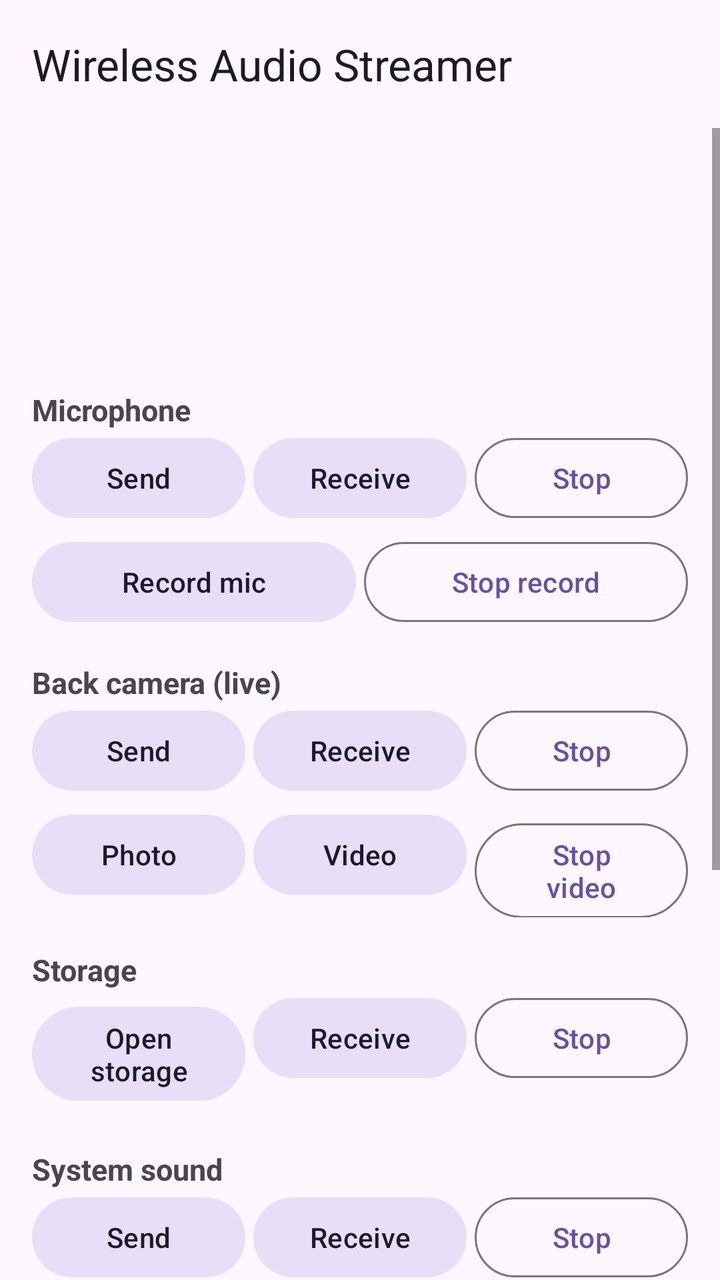
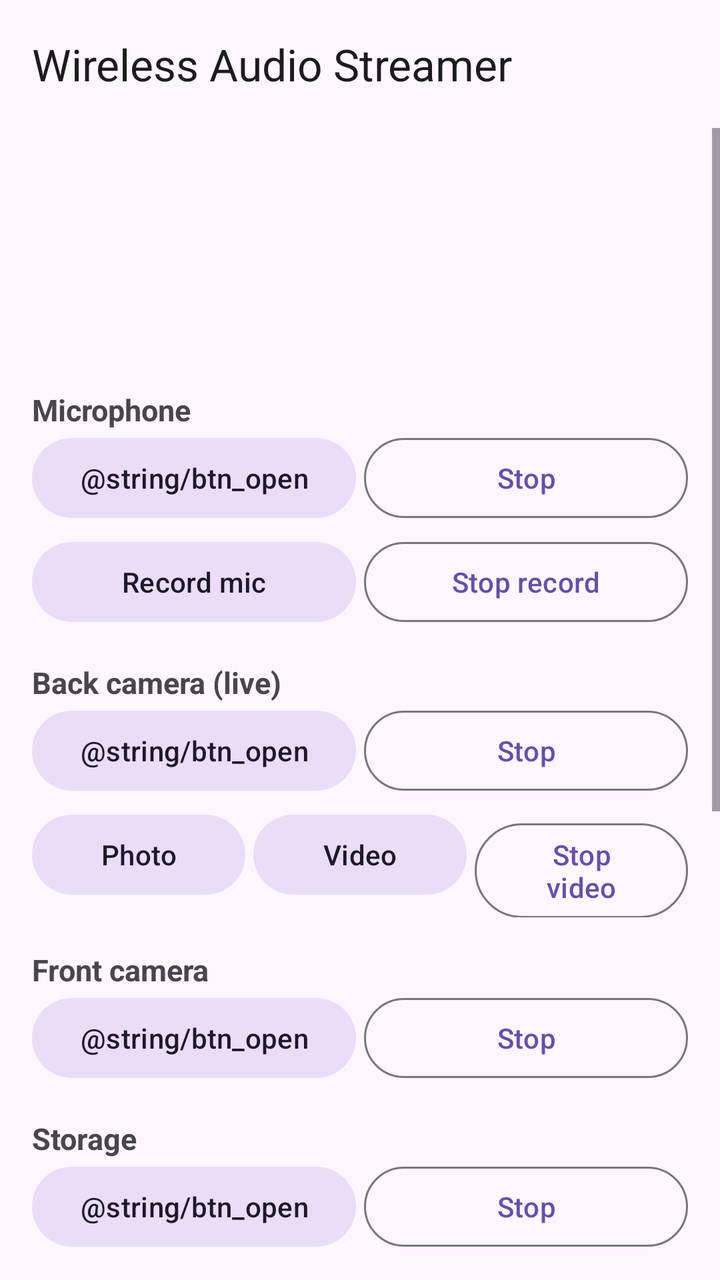

Before-and-after screenshots of an Android layout around one commit, followed by the original layout XML and the change that was made.
<!-- AndroidManifest.xml: application theme Theme.App -->
<!-- res/layout/activity_main.xml -->
<?xml version="1.0" encoding="utf-8"?>
<LinearLayout xmlns:android="http://schemas.android.com/apk/res/android"
    xmlns:app="http://schemas.android.com/apk/res-auto"
    android:id="@+id/root"
    android:layout_width="match_parent"
    android:layout_height="match_parent"
    android:background="?attr/colorSurface"
    android:orientation="vertical">

    <androidx.appcompat.widget.Toolbar
        android:id="@+id/toolbar"
        android:layout_width="match_parent"
        android:layout_height="?attr/actionBarSize"
        android:background="?attr/colorSurface"
        app:title="@string/app_name" />

    <ScrollView
        android:layout_width="match_parent"
        android:layout_height="0dp"
        android:layout_weight="1"
        android:fillViewport="true">

        <LinearLayout
            android:layout_width="match_parent"
            android:layout_height="wrap_content"
            android:orientation="vertical"
            android:padding="16dp">

            <TextView android:id="@+id/tvRole" android:layout_width="match_parent"
                android:layout_height="wrap_content" android:textSize="16sp" />
            <TextView android:id="@+id/tvStatus" android:layout_width="match_parent"
                android:layout_height="wrap_content" android:layout_marginTop="6dp"
                android:textSize="18sp" android:textStyle="bold" />
            <TextView android:id="@+id/tvMyInfo" android:layout_width="match_parent"
                android:layout_height="wrap_content" android:layout_marginTop="4dp"
                android:textSize="13sp" android:textColor="?attr/colorOnSurfaceVariant" />
            <TextView android:id="@+id/tvFeature" android:layout_width="match_parent"
                android:layout_height="wrap_content" android:layout_marginTop="6dp"
                android:textSize="14sp" android:textStyle="bold" android:textColor="?attr/colorPrimary" />

            <TextView android:layout_width="match_parent" android:layout_height="wrap_content"
                android:layout_marginTop="16dp" android:text="@string/feat_mic"
                android:textStyle="bold" android:textSize="15sp" />
            <LinearLayout android:layout_width="match_parent" android:layout_height="wrap_content"
                android:orientation="horizontal">
                <com.google.android.material.button.MaterialButton android:id="@+id/btnMicSend"
                    style="@style/Widget.Material3.Button.TonalButton"
                    android:layout_width="0dp" android:layout_height="wrap_content"
                    android:layout_weight="1" android:layout_marginEnd="4dp" android:text="@string/btn_send" />
                <com.google.android.material.button.MaterialButton android:id="@+id/btnMicRecv"
                    style="@style/Widget.Material3.Button.TonalButton"
                    android:layout_width="0dp" android:layout_height="wrap_content"
                    android:layout_weight="1" android:layout_marginEnd="4dp" android:text="@string/btn_recv" />
                <com.google.android.material.button.MaterialButton android:id="@+id/btnMicStop"
                    style="@style/Widget.Material3.Button.OutlinedButton"
                    android:layout_width="0dp" android:layout_height="wrap_content"
                    android:layout_weight="1" android:text="@string/btn_stop" />
            </LinearLayout>
            <LinearLayout android:layout_width="match_parent" android:layout_height="wrap_content"
                android:orientation="horizontal" android:layout_marginTop="4dp">
                <com.google.android.material.button.MaterialButton android:id="@+id/btnMicRecord"
                    style="@style/Widget.Material3.Button.TonalButton"
                    android:layout_width="0dp" android:layout_height="wrap_content"
                    android:layout_weight="1" android:layout_marginEnd="4dp" android:text="@string/btn_mic_record" />
                <com.google.android.material.button.MaterialButton android:id="@+id/btnMicRecordStop"
                    style="@style/Widget.Material3.Button.OutlinedButton"
                    android:layout_width="0dp" android:layout_height="wrap_content"
                    android:layout_weight="1" android:text="@string/btn_stop_record" />
            </LinearLayout>

            <TextView android:layout_width="match_parent" android:layout_height="wrap_content"
                android:layout_marginTop="16dp" android:text="@string/feat_camera"
                android:textStyle="bold" android:textSize="15sp" />
            <LinearLayout android:layout_width="match_parent" android:layout_height="wrap_content"
                android:orientation="horizontal">
                <com.google.android.material.button.MaterialButton android:id="@+id/btnCamSend"
                    style="@style/Widget.Material3.Button.TonalButton"
                    android:layout_width="0dp" android:layout_height="wrap_content"
                    android:layout_weight="1" android:layout_marginEnd="4dp" android:text="@string/btn_send" />
                <com.google.android.material.button.MaterialButton android:id="@+id/btnCamRecv"
                    style="@style/Widget.Material3.Button.TonalButton"
                    android:layout_width="0dp" android:layout_height="wrap_content"
                    android:layout_weight="1" android:layout_marginEnd="4dp" android:text="@string/btn_recv" />
                <com.google.android.material.button.MaterialButton android:id="@+id/btnCamStop"
                    style="@style/Widget.Material3.Button.OutlinedButton"
                    android:layout_width="0dp" android:layout_height="wrap_content"
                    android:layout_weight="1" android:text="@string/btn_stop" />
            </LinearLayout>
            <LinearLayout android:layout_width="match_parent" android:layout_height="wrap_content"
                android:orientation="horizontal" android:layout_marginTop="4dp">
                <com.google.android.material.button.MaterialButton android:id="@+id/btnCamPhoto"
                    style="@style/Widget.Material3.Button.TonalButton"
                    android:layout_width="0dp" android:layout_height="wrap_content"
                    android:layout_weight="1" android:layout_marginEnd="4dp" android:text="@string/btn_photo" />
                <com.google.android.material.button.MaterialButton android:id="@+id/btnCamVideo"
                    style="@style/Widget.Material3.Button.TonalButton"
                    android:layout_width="0dp" android:layout_height="wrap_content"
                    android:layout_weight="1" android:layout_marginEnd="4dp" android:text="@string/btn_video" />
                <com.google.android.material.button.MaterialButton android:id="@+id/btnCamVideoStop"
                    style="@style/Widget.Material3.Button.OutlinedButton"
                    android:layout_width="0dp" android:layout_height="wrap_content"
                    android:layout_weight="1" android:text="@string/btn_stop_video" />
            </LinearLayout>
            <ImageView android:id="@+id/imgCamera" android:layout_width="match_parent"
                android:layout_height="180dp" android:layout_marginTop="8dp"
                android:scaleType="centerCrop" android:background="#22000000"
                android:contentDescription="@string/feat_camera" android:visibility="gone" />

            <TextView android:layout_width="match_parent" android:layout_height="wrap_content"
                android:layout_marginTop="16dp" android:text="@string/feat_storage"
                android:textStyle="bold" android:textSize="15sp" />
            <LinearLayout android:layout_width="match_parent" android:layout_height="wrap_content"
                android:orientation="horizontal">
                <com.google.android.material.button.MaterialButton android:id="@+id/btnStorageSend"
                    style="@style/Widget.Material3.Button.TonalButton"
                    android:layout_width="0dp" android:layout_height="wrap_content"
                    android:layout_weight="1" android:layout_marginEnd="4dp" android:text="@string/btn_open_storage" />
                <com.google.android.material.button.MaterialButton android:id="@+id/btnStorageRecv"
                    style="@style/Widget.Material3.Button.TonalButton"
                    android:layout_width="0dp" android:layout_height="wrap_content"
                    android:layout_weight="1" android:layout_marginEnd="4dp" android:text="@string/btn_recv" />
                <com.google.android.material.button.MaterialButton android:id="@+id/btnStorageStop"
                    style="@style/Widget.Material3.Button.OutlinedButton"
                    android:layout_width="0dp" android:layout_height="wrap_content"
                    android:layout_weight="1" android:text="@string/btn_stop" />
            </LinearLayout>
            <LinearLayout android:id="@+id/storageList" android:layout_width="match_parent"
                android:layout_height="wrap_content" android:orientation="vertical" android:layout_marginTop="8dp" />

            <TextView android:layout_width="match_parent" android:layout_height="wrap_content"
                android:layout_marginTop="16dp" android:text="@string/feat_system"
                android:textStyle="bold" android:textSize="15sp" />
            <LinearLayout android:layout_width="match_parent" android:layout_height="wrap_content"
                android:orientation="horizontal">
                <com.google.android.material.button.MaterialButton android:id="@+id/btnSysSend"
                    style="@style/Widget.Material3.Button.TonalButton"
                    android:layout_width="0dp" android:layout_height="wrap_content"
                    android:layout_weight="1" android:layout_marginEnd="4dp" android:text="@string/btn_send" />
                <com.google.android.material.button.MaterialButton android:id="@+id/btnSysRecv"
                    style="@style/Widget.Material3.Button.TonalButton"
                    android:layout_width="0dp" android:layout_height="wrap_content"
                    android:layout_weight="1" android:layout_marginEnd="4dp" android:text="@string/btn_recv" />
                <com.google.android.material.button.MaterialButton android:id="@+id/btnSysStop"
                    style="@style/Widget.Material3.Button.OutlinedButton"
                    android:layout_width="0dp" android:layout_height="wrap_content"
                    android:layout_weight="1" android:text="@string/btn_stop" />
            </LinearLayout>

            <TextView android:layout_width="match_parent" android:layout_height="wrap_content"
                android:layout_marginTop="16dp" android:text="@string/feat_sys_mic"
                android:textStyle="bold" android:textSize="15sp" />
            <LinearLayout android:layout_width="match_parent" android:layout_height="wrap_content"
                android:orientation="horizontal">
                <com.google.android.material.button.MaterialButton android:id="@+id/btnSysMicSend"
                    style="@style/Widget.Material3.Button.TonalButton"
                    android:layout_width="0dp" android:layout_height="wrap_content"
                    android:layout_weight="1" android:layout_marginEnd="4dp" android:text="@string/btn_send" />
                <com.google.android.material.button.MaterialButton android:id="@+id/btnSysMicRecv"
                    style="@style/Widget.Material3.Button.TonalButton"
                    android:layout_width="0dp" android:layout_height="wrap_content"
                    android:layout_weight="1" android:layout_marginEnd="4dp" android:text="@string/btn_recv" />
                <com.google.android.material.button.MaterialButton android:id="@+id/btnSysMicStop"
                    style="@style/Widget.Material3.Button.OutlinedButton"
                    android:layout_width="0dp" android:layout_height="wrap_content"
                    android:layout_weight="1" android:text="@string/btn_stop" />
            </LinearLayout>
            <LinearLayout android:layout_width="match_parent" android:layout_height="wrap_content"
                android:orientation="horizontal" android:layout_marginTop="4dp">
                <com.google.android.material.button.MaterialButton android:id="@+id/btnVoiceRecord"
                    style="@style/Widget.Material3.Button.TonalButton"
                    android:layout_width="0dp" android:layout_height="wrap_content"
                    android:layout_weight="1" android:layout_marginEnd="4dp" android:text="@string/btn_voice_record" />
                <com.google.android.material.button.MaterialButton android:id="@+id/btnVoiceRecordStop"
                    style="@style/Widget.Material3.Button.OutlinedButton"
                    android:layout_width="0dp" android:layout_height="wrap_content"
                    android:layout_weight="1" android:text="@string/btn_stop_record" />
            </LinearLayout>

            <com.google.android.material.tabs.TabLayout
                android:id="@+id/tabLayout" android:layout_width="match_parent"
                android:layout_height="wrap_content" android:layout_marginTop="20dp" />

            <LinearLayout android:id="@+id/panelWifi" android:layout_width="match_parent"
                android:layout_height="wrap_content" android:orientation="vertical">
                <TextView android:id="@+id/tvNoPeers" android:layout_width="match_parent"
                    android:layout_height="wrap_content" android:layout_marginTop="8dp"
                    android:textSize="14sp" android:textColor="?attr/colorOnSurfaceVariant" />
                <LinearLayout android:id="@+id/peerList" android:layout_width="match_parent"
                    android:layout_height="wrap_content" android:orientation="vertical" />
            </LinearLayout>

            <LinearLayout android:id="@+id/panelBluetooth" android:layout_width="match_parent"
                android:layout_height="wrap_content" android:orientation="vertical" android:visibility="gone">
                <LinearLayout android:layout_width="match_parent" android:layout_height="wrap_content"
                    android:orientation="horizontal" android:layout_marginTop="8dp">
                    <Button android:id="@+id/btnRefreshBt" style="@style/Widget.Material3.Button.TonalButton"
                        android:layout_width="0dp" android:layout_height="wrap_content"
                        android:layout_weight="1" android:layout_marginEnd="4dp" android:text="@string/refresh" />
                    <Button android:id="@+id/btnBtSettings" style="@style/Widget.Material3.Button.TonalButton"
                        android:layout_width="0dp" android:layout_height="wrap_content"
                        android:layout_weight="1" android:layout_marginStart="4dp" android:text="@string/bt_settings" />
                </LinearLayout>
                <TextView android:id="@+id/tvNoBt" android:layout_width="match_parent"
                    android:layout_height="wrap_content" android:layout_marginTop="12dp"
                    android:textSize="14sp" android:textColor="?attr/colorOnSurfaceVariant" />
                <LinearLayout android:id="@+id/btList" android:layout_width="match_parent"
                    android:layout_height="wrap_content" android:orientation="vertical" />
            </LinearLayout>

            <Button android:id="@+id/btnStartListen" android:layout_width="match_parent"
                android:layout_height="wrap_content" android:layout_marginTop="16dp" android:visibility="gone" />
            <Button android:id="@+id/btnDisconnect" style="@style/Widget.Material3.Button.OutlinedButton"
                android:layout_width="match_parent" android:layout_height="wrap_content"
                android:layout_marginTop="16dp" android:text="@string/disconnect" android:visibility="gone" />

            <TextView android:layout_width="match_parent" android:layout_height="wrap_content"
                android:layout_marginTop="24dp" android:text="@string/volume" android:textSize="14sp" />
            <SeekBar android:id="@+id/seekVolume" android:layout_width="match_parent" android:layout_height="wrap_content" />
        </LinearLayout>
    </ScrollView>
</LinearLayout>
<!-- resources referenced by this layout -->
<resources>
  <string name="app_name">Wireless Audio Streamer</string>
  <string name="bt_settings">Bluetooth settings</string>
  <string name="btn_mic_record">Record mic</string>
  <string name="btn_open_storage">Open storage</string>
  <string name="btn_photo">Photo</string>
  <string name="btn_recv">Receive</string>
  <string name="btn_send">Send</string>
  <string name="btn_stop">Stop</string>
  <string name="btn_stop_record">Stop record</string>
  <string name="btn_stop_video">Stop video</string>
  <string name="btn_video">Video</string>
  <string name="btn_voice_record">Voice record (mic only)</string>
  <string name="disconnect">Disconnect</string>
  <string name="feat_camera">Back camera (live)</string>
  <string name="feat_mic">Microphone</string>
  <string name="feat_storage">Storage</string>
  <string name="feat_sys_mic">System sound + Mic</string>
  <string name="feat_system">System sound</string>
  <string name="refresh">Refresh</string>
  <string name="volume">Volume</string>
  <style name="Theme.App" parent="Theme.Material3.DayNight.NoActionBar" />
</resources>

<!-- the commit's change to res/layout/activity_main.xml (unified diff, before → after) -->
@@ -38,19 +38,29 @@
                 android:layout_height="wrap_content" android:layout_marginTop="6dp"
                 android:textSize="14sp" android:textStyle="bold" android:textColor="?attr/colorPrimary" />
 
+            <com.google.android.material.button.MaterialButton
+                android:id="@+id/btnSenderReady"
+                android:layout_width="match_parent"
+                android:layout_height="wrap_content"
+                android:layout_marginTop="12dp"
+                android:text="@string/btn_sender_ready"
+                android:visibility="gone" />
+
+            <LinearLayout android:id="@+id/sectionFeatures"
+                android:layout_width="match_parent"
+                android:layout_height="wrap_content"
+                android:orientation="vertical">
+
             <TextView android:layout_width="match_parent" android:layout_height="wrap_content"
                 android:layout_marginTop="16dp" android:text="@string/feat_mic"
                 android:textStyle="bold" android:textSize="15sp" />
             <LinearLayout android:layout_width="match_parent" android:layout_height="wrap_content"
                 android:orientation="horizontal">
-                <com.google.android.material.button.MaterialButton android:id="@+id/btnMicSend"
-                    style="@style/Widget.Material3.Button.TonalButton"
-                    android:layout_width="0dp" android:layout_height="wrap_content"
-                    android:layout_weight="1" android:layout_marginEnd="4dp" android:text="@string/btn_send" />
                 <com.google.android.material.button.MaterialButton android:id="@+id/btnMicRecv"
                     style="@style/Widget.Material3.Button.TonalButton"
                     android:layout_width="0dp" android:layout_height="wrap_content"
-                    android:layout_weight="1" android:layout_marginEnd="4dp" android:text="@string/btn_recv" />
+                    android:layout_weight="1" android:layout_marginEnd="4dp"
+                    android:text="@string/btn_open" />
                 <com.google.android.material.button.MaterialButton android:id="@+id/btnMicStop"
                     style="@style/Widget.Material3.Button.OutlinedButton"
                     android:layout_width="0dp" android:layout_height="wrap_content"
@@ -61,7 +71,8 @@
                 <com.google.android.material.button.MaterialButton android:id="@+id/btnMicRecord"
                     style="@style/Widget.Material3.Button.TonalButton"
                     android:layout_width="0dp" android:layout_height="wrap_content"
-                    android:layout_weight="1" android:layout_marginEnd="4dp" android:text="@string/btn_mic_record" />
+                    android:layout_weight="1" android:layout_marginEnd="4dp"
+                    android:text="@string/btn_mic_record" />
                 <com.google.android.material.button.MaterialButton android:id="@+id/btnMicRecordStop"
                     style="@style/Widget.Material3.Button.OutlinedButton"
                     android:layout_width="0dp" android:layout_height="wrap_content"
@@ -73,14 +84,11 @@
                 android:textStyle="bold" android:textSize="15sp" />
             <LinearLayout android:layout_width="match_parent" android:layout_height="wrap_content"
                 android:orientation="horizontal">
-                <com.google.android.material.button.MaterialButton android:id="@+id/btnCamSend"
-                    style="@style/Widget.Material3.Button.TonalButton"
-                    android:layout_width="0dp" android:layout_height="wrap_content"
-                    android:layout_weight="1" android:layout_marginEnd="4dp" android:text="@string/btn_send" />
                 <com.google.android.material.button.MaterialButton android:id="@+id/btnCamRecv"
                     style="@style/Widget.Material3.Button.TonalButton"
                     android:layout_width="0dp" android:layout_height="wrap_content"
-                    android:layout_weight="1" android:layout_marginEnd="4dp" android:text="@string/btn_recv" />
+                    android:layout_weight="1" android:layout_marginEnd="4dp"
+                    android:text="@string/btn_open" />
                 <com.google.android.material.button.MaterialButton android:id="@+id/btnCamStop"
                     style="@style/Widget.Material3.Button.OutlinedButton"
                     android:layout_width="0dp" android:layout_height="wrap_content"
@@ -91,11 +99,13 @@
                 <com.google.android.material.button.MaterialButton android:id="@+id/btnCamPhoto"
                     style="@style/Widget.Material3.Button.TonalButton"
                     android:layout_width="0dp" android:layout_height="wrap_content"
-                    android:layout_weight="1" android:layout_marginEnd="4dp" android:text="@string/btn_photo" />
+                    android:layout_weight="1" android:layout_marginEnd="4dp"
+                    android:text="@string/btn_photo" />
                 <com.google.android.material.button.MaterialButton android:id="@+id/btnCamVideo"
                     style="@style/Widget.Material3.Button.TonalButton"
                     android:layout_width="0dp" android:layout_height="wrap_content"
-                    android:layout_weight="1" android:layout_marginEnd="4dp" android:text="@string/btn_video" />
+                    android:layout_weight="1" android:layout_marginEnd="4dp"
+                    android:text="@string/btn_video" />
                 <com.google.android.material.button.MaterialButton android:id="@+id/btnCamVideoStop"
                     style="@style/Widget.Material3.Button.OutlinedButton"
                     android:layout_width="0dp" android:layout_height="wrap_content"
@@ -107,39 +117,50 @@
                 android:contentDescription="@string/feat_camera" android:visibility="gone" />
 
             <TextView android:layout_width="match_parent" android:layout_height="wrap_content"
+                android:layout_marginTop="16dp" android:text="@string/feat_cam_front"
+                android:textStyle="bold" android:textSize="15sp" />
+            <LinearLayout android:layout_width="match_parent" android:layout_height="wrap_content"
+                android:orientation="horizontal">
+                <com.google.android.material.button.MaterialButton android:id="@+id/btnCamFrontRecv"
+                    style="@style/Widget.Material3.Button.TonalButton"
+                    android:layout_width="0dp" android:layout_height="wrap_content"
+                    android:layout_weight="1" android:layout_marginEnd="4dp"
+                    android:text="@string/btn_open" />
+                <com.google.android.material.button.MaterialButton android:id="@+id/btnCamFrontStop"
+                    style="@style/Widget.Material3.Button.OutlinedButton"
+                    android:layout_width="0dp" android:layout_height="wrap_content"
+                    android:layout_weight="1" android:text="@string/btn_stop" />
+            </LinearLayout>
+
+            <TextView android:layout_width="match_parent" android:layout_height="wrap_content"
                 android:layout_marginTop="16dp" android:text="@string/feat_storage"
                 android:textStyle="bold" android:textSize="15sp" />
             <LinearLayout android:layout_width="match_parent" android:layout_height="wrap_content"
                 android:orientation="horizontal">
-                <com.google.android.material.button.MaterialButton android:id="@+id/btnStorageSend"
-                    style="@style/Widget.Material3.Button.TonalButton"
-                    android:layout_width="0dp" android:layout_height="wrap_content"
-                    android:layout_weight="1" android:layout_marginEnd="4dp" android:text="@string/btn_open_storage" />
                 <com.google.android.material.button.MaterialButton android:id="@+id/btnStorageRecv"
                     style="@style/Widget.Material3.Button.TonalButton"
                     android:layout_width="0dp" android:layout_height="wrap_content"
-                    android:layout_weight="1" android:layout_marginEnd="4dp" android:text="@string/btn_recv" />
+                    android:layout_weight="1" android:layout_marginEnd="4dp"
+                    android:text="@string/btn_open" />
                 <com.google.android.material.button.MaterialButton android:id="@+id/btnStorageStop"
                     style="@style/Widget.Material3.Button.OutlinedButton"
                     android:layout_width="0dp" android:layout_height="wrap_content"
                     android:layout_weight="1" android:text="@string/btn_stop" />
             </LinearLayout>
             <LinearLayout android:id="@+id/storageList" android:layout_width="match_parent"
-                android:layout_height="wrap_content" android:orientation="vertical" android:layout_marginTop="8dp" />
+                android:layout_height="wrap_content" android:orientation="vertical"
+                android:layout_marginTop="8dp" />
 
             <TextView android:layout_width="match_parent" android:layout_height="wrap_content"
                 android:layout_marginTop="16dp" android:text="@string/feat_system"
                 android:textStyle="bold" android:textSize="15sp" />
             <LinearLayout android:layout_width="match_parent" android:layout_height="wrap_content"
                 android:orientation="horizontal">
-                <com.google.android.material.button.MaterialButton android:id="@+id/btnSysSend"
-                    style="@style/Widget.Material3.Button.TonalButton"
-                    android:layout_width="0dp" android:layout_height="wrap_content"
-                    android:layout_weight="1" android:layout_marginEnd="4dp" android:text="@string/btn_send" />
                 <com.google.android.material.button.MaterialButton android:id="@+id/btnSysRecv"
                     style="@style/Widget.Material3.Button.TonalButton"
                     android:layout_width="0dp" android:layout_height="wrap_content"
-                    android:layout_weight="1" android:layout_marginEnd="4dp" android:text="@string/btn_recv" />
+                    android:layout_weight="1" android:layout_marginEnd="4dp"
+                    android:text="@string/btn_open" />
                 <com.google.android.material.button.MaterialButton android:id="@+id/btnSysStop"
                     style="@style/Widget.Material3.Button.OutlinedButton"
                     android:layout_width="0dp" android:layout_height="wrap_content"
@@ -151,14 +172,11 @@
                 android:textStyle="bold" android:textSize="15sp" />
             <LinearLayout android:layout_width="match_parent" android:layout_height="wrap_content"
                 android:orientation="horizontal">
-                <com.google.android.material.button.MaterialButton android:id="@+id/btnSysMicSend"
-                    style="@style/Widget.Material3.Button.TonalButton"
-                    android:layout_width="0dp" android:layout_height="wrap_content"
-                    android:layout_weight="1" android:layout_marginEnd="4dp" android:text="@string/btn_send" />
                 <com.google.android.material.button.MaterialButton android:id="@+id/btnSysMicRecv"
                     style="@style/Widget.Material3.Button.TonalButton"
                     android:layout_width="0dp" android:layout_height="wrap_content"
-                    android:layout_weight="1" android:layout_marginEnd="4dp" android:text="@string/btn_recv" />
+                    android:layout_weight="1" android:layout_marginEnd="4dp"
+                    android:text="@string/btn_open" />
                 <com.google.android.material.button.MaterialButton android:id="@+id/btnSysMicStop"
                     style="@style/Widget.Material3.Button.OutlinedButton"
                     android:layout_width="0dp" android:layout_height="wrap_content"
@@ -169,11 +187,13 @@
                 <com.google.android.material.button.MaterialButton android:id="@+id/btnVoiceRecord"
                     style="@style/Widget.Material3.Button.TonalButton"
                     android:layout_width="0dp" android:layout_height="wrap_content"
-                    android:layout_weight="1" android:layout_marginEnd="4dp" android:text="@string/btn_voice_record" />
+                    android:layout_weight="1" android:layout_marginEnd="4dp"
+                    android:text="@string/btn_voice_record" />
                 <com.google.android.material.button.MaterialButton android:id="@+id/btnVoiceRecordStop"
                     style="@style/Widget.Material3.Button.OutlinedButton"
                     android:layout_width="0dp" android:layout_height="wrap_content"
                     android:layout_weight="1" android:text="@string/btn_stop_record" />
+            </LinearLayout>
             </LinearLayout>
 
             <com.google.android.material.tabs.TabLayout
<!-- resource entries referenced after the edit -->
@@ -3,16 +3,14 @@
   <string name="app_name">Wireless Audio Streamer</string>
   <string name="bt_settings">Bluetooth settings</string>
   <string name="btn_mic_record">Record mic</string>
-  <string name="btn_open_storage">Open storage</string>
   <string name="btn_photo">Photo</string>
-  <string name="btn_recv">Receive</string>
-  <string name="btn_send">Send</string>
   <string name="btn_stop">Stop</string>
   <string name="btn_stop_record">Stop record</string>
   <string name="btn_stop_video">Stop video</string>
   <string name="btn_video">Video</string>
   <string name="btn_voice_record">Voice record (mic only)</string>
   <string name="disconnect">Disconnect</string>
+  <string name="feat_cam_front">Front camera</string>
   <string name="feat_camera">Back camera (live)</string>
   <string name="feat_mic">Microphone</string>
   <string name="feat_storage">Storage</string>
